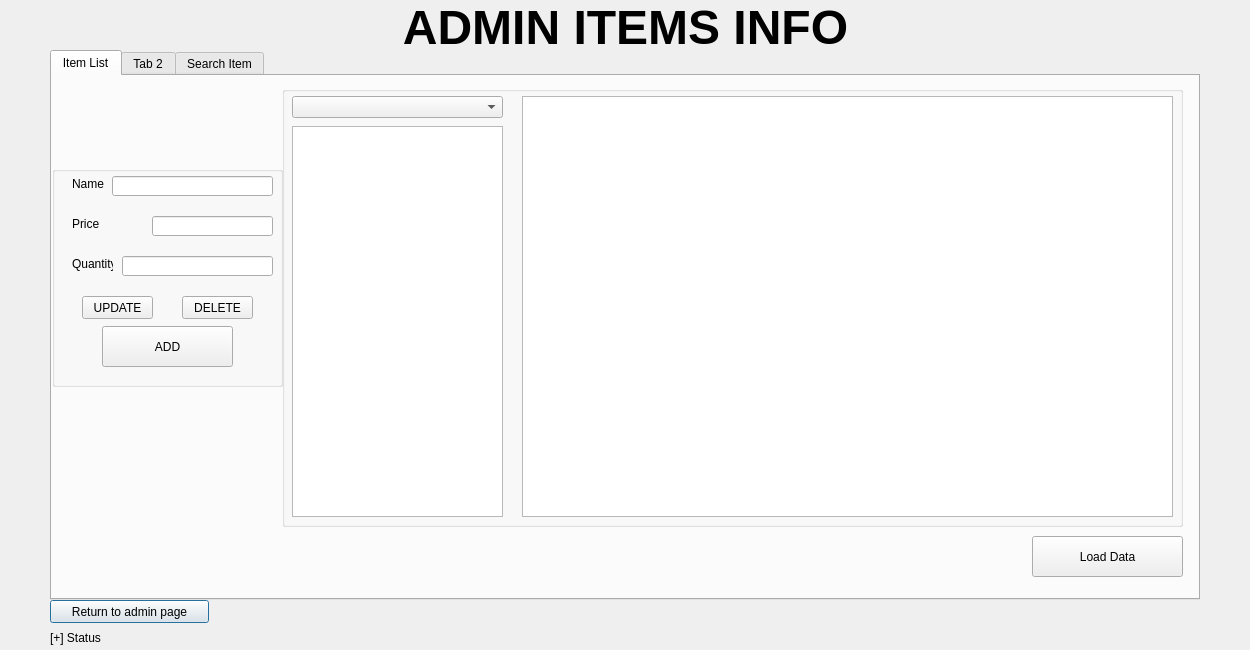
This is Project2/admin_item_database.ui in tdragon00/CS1C_Project_2 as Qt 5 draws it before an edit. The edited form follows.
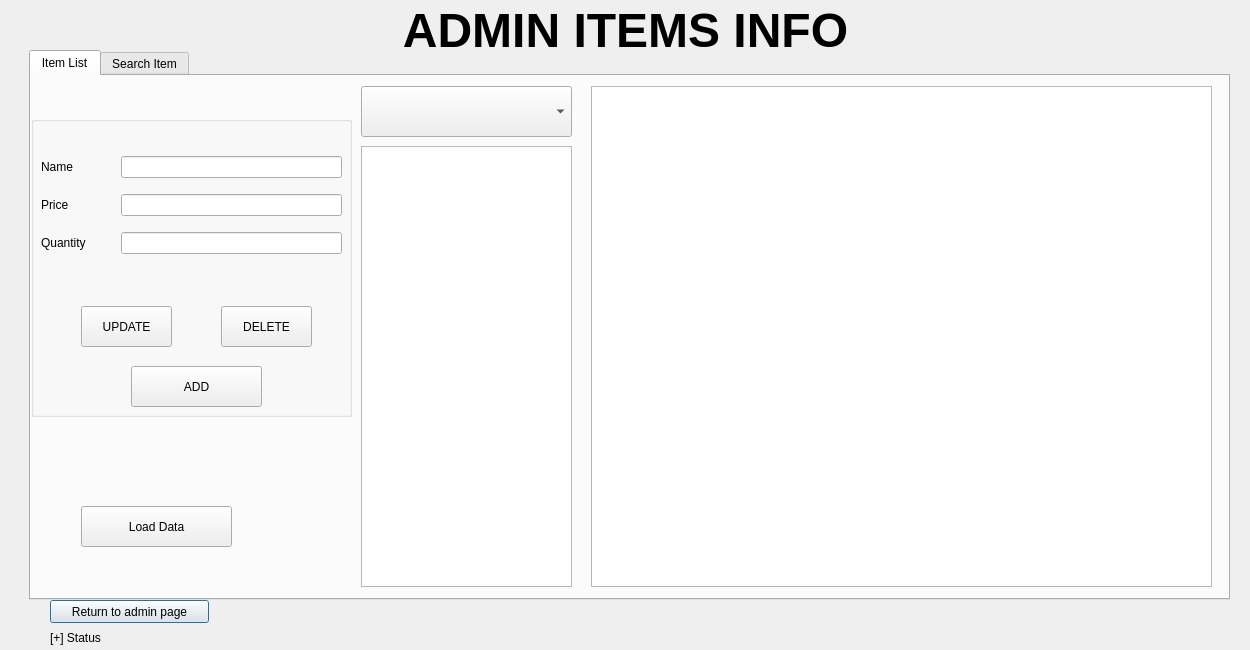
This is the edited form. The open tabs and pages were chosen to show the change.

```diff
--- a/Project2/admin_item_database.ui
+++ b/Project2/admin_item_database.ui
@@ -29,9 +29,9 @@
   <widget class="QTabWidget" name="tabWidget">
    <property name="geometry">
     <rect>
-     <x>50</x>
+     <x>29</x>
      <y>50</y>
-     <width>1150</width>
+     <width>1201</width>
      <height>550</height>
     </rect>
    </property>
@@ -46,9 +46,9 @@
      <property name="geometry">
       <rect>
        <x>0</x>
-       <y>90</y>
-       <width>231</width>
-       <height>221</height>
+       <y>40</y>
+       <width>321</width>
+       <height>301</height>
       </rect>
      </property>
      <property name="title">
@@ -57,112 +57,34 @@
      <widget class="QPushButton" name="deleteButton">
       <property name="geometry">
        <rect>
-        <x>130</x>
-        <y>130</y>
-        <width>71</width>
-        <height>23</height>
+        <x>190</x>
+        <y>190</y>
+        <width>91</width>
+        <height>41</height>
        </rect>
       </property>
       <property name="text">
        <string>DELETE</string>
       </property>
      </widget>
-     <widget class="QLabel" name="label_2">
-      <property name="geometry">
-       <rect>
-        <x>20</x>
-        <y>50</y>
-        <width>81</width>
-        <height>16</height>
-       </rect>
-      </property>
-      <property name="text">
-       <string>Price</string>
-      </property>
-     </widget>
-     <widget class="QLineEdit" name="priceEdit">
-      <property name="enabled">
-       <bool>true</bool>
-      </property>
-      <property name="geometry">
-       <rect>
-        <x>100</x>
-        <y>50</y>
-        <width>121</width>
-        <height>20</height>
-       </rect>
-      </property>
-      <property name="readOnly">
-       <bool>false</bool>
-      </property>
-     </widget>
-     <widget class="QLabel" name="label">
-      <property name="geometry">
-       <rect>
-        <x>20</x>
-        <y>10</y>
-        <width>41</width>
-        <height>16</height>
-       </rect>
-      </property>
-      <property name="text">
-       <string>Name</string>
-      </property>
-     </widget>
-     <widget class="QLineEdit" name="nameEdit">
-      <property name="geometry">
-       <rect>
-        <x>60</x>
-        <y>10</y>
-        <width>161</width>
-        <height>20</height>
-       </rect>
-      </property>
-      <property name="readOnly">
-       <bool>true</bool>
-      </property>
-     </widget>
      <widget class="QPushButton" name="updateButton">
       <property name="geometry">
        <rect>
-        <x>30</x>
-        <y>130</y>
-        <width>71</width>
-        <height>23</height>
+        <x>50</x>
+        <y>190</y>
+        <width>91</width>
+        <height>41</height>
        </rect>
       </property>
       <property name="text">
        <string>UPDATE</string>
       </property>
      </widget>
-     <widget class="QLineEdit" name="qtyEdit">
-      <property name="geometry">
-       <rect>
-        <x>70</x>
-        <y>90</y>
-        <width>151</width>
-        <height>20</height>
-       </rect>
-      </property>
-     </widget>
-     <widget class="QLabel" name="label_3">
-      <property name="geometry">
-       <rect>
-        <x>20</x>
-        <y>90</y>
-        <width>41</width>
-        <height>16</height>
-       </rect>
-      </property>
-      <property name="text">
-       <string>Quantity</string>
-      </property>
-     </widget>
      <widget class="QPushButton" name="addButton">
       <property name="geometry">
        <rect>
-        <x>50</x>
-        <y>160</y>
+        <x>100</x>
+        <y>250</y>
         <width>131</width>
         <height>41</height>
        </rect>
@@ -171,69 +93,65 @@
        <string>ADD</string>
       </property>
      </widget>
-    </widget>
-    <widget class="QGroupBox" name="Selections">
-     <property name="geometry">
-      <rect>
-       <x>230</x>
-       <y>10</y>
-       <width>901</width>
-       <height>441</height>
-      </rect>
-     </property>
-     <property name="title">
-      <string/>
-     </property>
-     <widget class="QListView" name="listView">
+     <widget class="QWidget" name="">
       <property name="geometry">
        <rect>
         <x>10</x>
-        <y>40</y>
-        <width>211</width>
-        <height>391</height>
+        <y>30</y>
+        <width>301</width>
+        <height>121</height>
        </rect>
       </property>
-     </widget>
-     <widget class="QTableView" name="itemsTable">
-      <property name="geometry">
-       <rect>
-        <x>240</x>
-        <y>10</y>
-        <width>651</width>
-        <height>421</height>
-       </rect>
-      </property>
-      <property name="sortingEnabled">
-       <bool>false</bool>
-      </property>
-     </widget>
-     <widget class="QComboBox" name="comboBox">
-      <property name="geometry">
-       <rect>
-        <x>10</x>
-        <y>10</y>
-        <width>211</width>
-        <height>22</height>
-       </rect>
-      </property>
-     </widget>
-     <widget class="QWidget" name="horizontalLayoutWidget">
-      <property name="geometry">
-       <rect>
-        <x>380</x>
-        <y>10</y>
-        <width>511</width>
-        <height>421</height>
-       </rect>
-      </property>
-      <layout class="QHBoxLayout" name="horizontalLayout"/>
+      <layout class="QGridLayout" name="gridLayout">
+       <item row="0" column="0">
+        <widget class="QLabel" name="label">
+         <property name="text">
+          <string>Name</string>
+         </property>
+        </widget>
+       </item>
+       <item row="0" column="1" colspan="3">
+        <widget class="QLineEdit" name="nameEdit">
+         <property name="readOnly">
+          <bool>true</bool>
+         </property>
+        </widget>
+       </item>
+       <item row="2" column="0">
+        <widget class="QLabel" name="label_3">
+         <property name="text">
+          <string>Quantity</string>
+         </property>
+        </widget>
+       </item>
+       <item row="2" column="1" colspan="3">
+        <widget class="QLineEdit" name="qtyEdit"/>
+       </item>
+       <item row="1" column="0">
+        <widget class="QLabel" name="label_2">
+         <property name="text">
+          <string>Price</string>
+         </property>
+        </widget>
+       </item>
+       <item row="1" column="1" colspan="3">
+        <widget class="QLineEdit" name="priceEdit">
+         <property name="enabled">
+          <bool>true</bool>
+         </property>
+         <property name="readOnly">
+          <bool>false</bool>
+         </property>
+        </widget>
+       </item>
+      </layout>
      </widget>
     </widget>
     <widget class="QPushButton" name="loadButton">
      <property name="geometry">
       <rect>
-       <x>980</x>
-       <y>460</y>
+       <x>50</x>
+       <y>430</y>
        <width>151</width>
        <height>41</height>
       </rect>
@@ -242,11 +160,39 @@
       <string>Load Data</string>
      </property>
     </widget>
-   </widget>
-   <widget class="QWidget" name="tab_3">
-    <attribute name="title">
-     <string>Tab 2</string>
-    </attribute>
+    <widget class="QComboBox" name="comboBox">
+     <property name="geometry">
+      <rect>
+       <x>330</x>
+       <y>10</y>
+       <width>211</width>
+       <height>51</height>
+      </rect>
+     </property>
+    </widget>
+    <widget class="QListView" name="listView">
+     <property name="geometry">
+      <rect>
+       <x>330</x>
+       <y>70</y>
+       <width>211</width>
+       <height>441</height>
+      </rect>
+     </property>
+    </widget>
+    <widget class="QTableView" name="itemsTable">
+     <property name="geometry">
+      <rect>
+       <x>560</x>
+       <y>10</y>
+       <width>621</width>
+       <height>501</height>
+      </rect>
+     </property>
+     <property name="sortingEnabled">
+      <bool>false</bool>
+     </property>
+    </widget>
    </widget>
    <widget class="QWidget" name="tab_4">
     <attribute name="title">
@@ -306,7 +252,7 @@
      <x>0</x>
      <y>0</y>
      <width>1251</width>
-     <height>51</height>
+     <height>61</height>
     </rect>
    </property>
    <property name="text">
```
Left out of the diff: 74 changed lines with no effect on the pictures.
